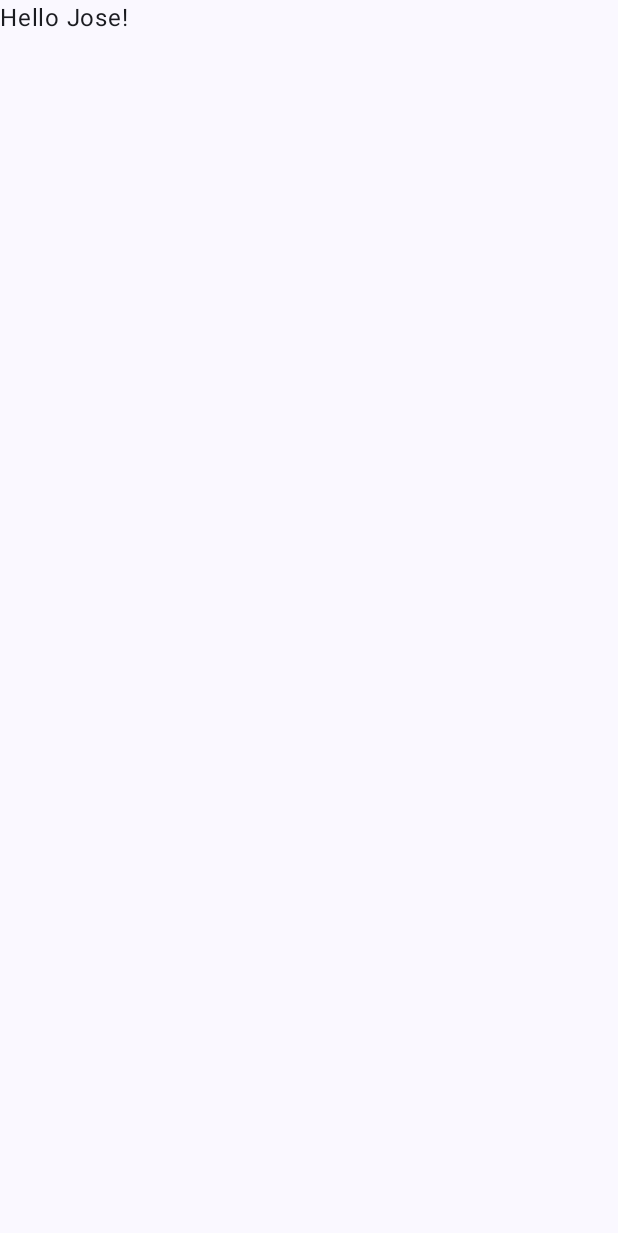
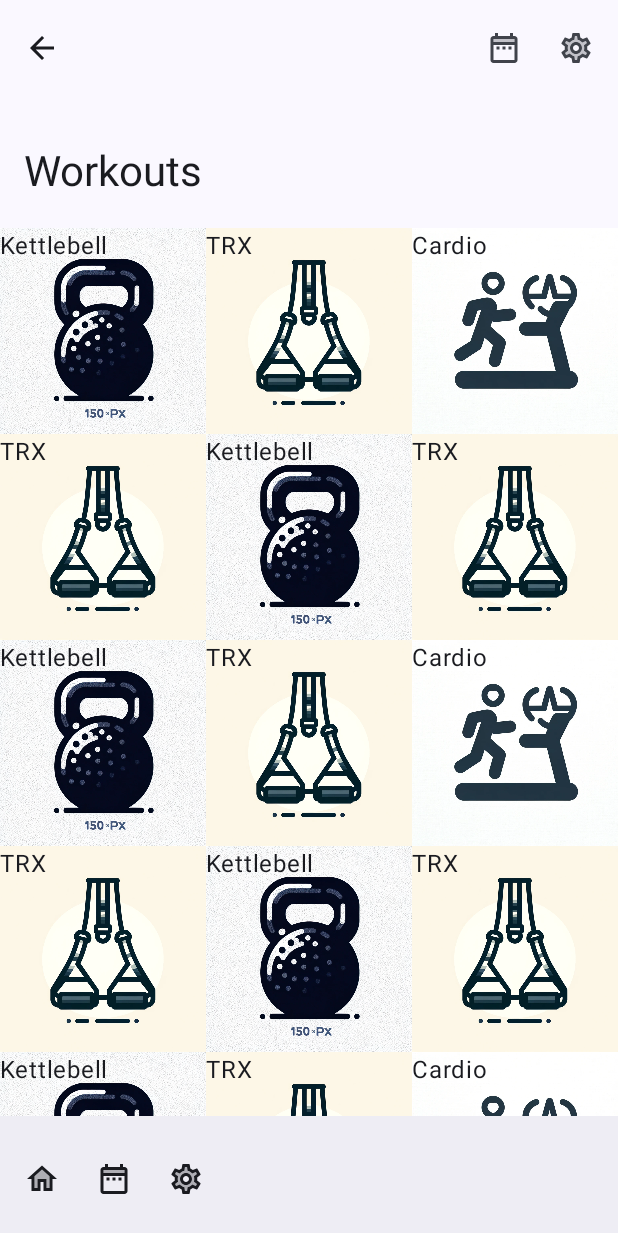
Before and after one commit to josemontecastelo/workouts, an Android app built with Jetpack Compose: the screen it shows after launch (MainActivity), on a phone screen of 412 x 824 dp. Before the commit the part shown is almost empty. Shown: the top 1233 px of the screen. Run offline under Robolectric (Android 15) with nearby library versions, the phone set to English and light mode, and no system bars.

Commit message:
Añadiendo UI en Compose

```diff
--- a/app/src/main/java/com/josealfonsomora/workouts/MainActivity.kt
+++ b/app/src/main/java/com/josealfonsomora/workouts/MainActivity.kt
@@ -1,46 +1,170 @@
+@file:OptIn(ExperimentalMaterial3Api::class)
+
 package com.josealfonsomora.workouts
 
 import android.os.Bundle
 import androidx.activity.ComponentActivity
 import androidx.activity.compose.setContent
-import androidx.compose.foundation.layout.fillMaxSize
-import androidx.compose.material3.MaterialTheme
-import androidx.compose.material3.Surface
-import androidx.compose.material3.Text
+import androidx.annotation.DrawableRes
+import androidx.compose.foundation.Image
+import androidx.compose.foundation.layout.Box
+import androidx.compose.foundation.layout.padding
+import androidx.compose.foundation.lazy.grid.GridCells
+import androidx.compose.foundation.lazy.grid.LazyVerticalGrid
+import androidx.compose.material3.Scaffold
 import androidx.compose.runtime.Composable
 import androidx.compose.ui.Modifier
-import androidx.compose.ui.tooling.preview.Preview
 import com.josealfonsomora.workouts.ui.theme.WorkoutsTheme
+import androidx.compose.foundation.lazy.grid.items
+import androidx.compose.material.icons.Icons
+import androidx.compose.material.icons.twotone.ArrowBack
+import androidx.compose.material.icons.twotone.DateRange
+import androidx.compose.material.icons.twotone.Home
+import androidx.compose.material.icons.twotone.Settings
+import androidx.compose.material3.BottomAppBar
+import androidx.compose.material3.ExperimentalMaterial3Api
+import androidx.compose.material3.Icon
+import androidx.compose.material3.IconButton
+import androidx.compose.material3.LargeTopAppBar
+import androidx.compose.material3.MediumTopAppBar
+import androidx.compose.material3.Text
+import androidx.compose.material3.TopAppBarDefaults
+import androidx.compose.material3.TopAppBarScrollBehavior
+import androidx.compose.material3.rememberTopAppBarState
+import androidx.compose.ui.input.nestedscroll.nestedScroll
+import androidx.compose.ui.res.painterResource
 
 class MainActivity : ComponentActivity() {
     override fun onCreate(savedInstanceState: Bundle?) {
         super.onCreate(savedInstanceState)
         setContent {
             WorkoutsTheme {
-                // A surface container using the 'background' color from the theme
-                Surface(
-                    modifier = Modifier.fillMaxSize(),
-                    color = MaterialTheme.colorScheme.background
-                ) {
-                    Greeting("Jose")
+                val scrollBehavior = TopAppBarDefaults.enterAlwaysScrollBehavior(rememberTopAppBarState())
+                Scaffold(
+                    modifier = Modifier.nestedScroll(scrollBehavior.nestedScrollConnection),
+                    topBar = {
+                        WorkoutsTopAppBar(scrollBehavior = scrollBehavior)
+                    },
+                    bottomBar = {
+                        WorkoutsBottomAppBar()
+                    },
+                ) { paddingValues ->
+                    WorkoutScreen(modifier = Modifier.padding(paddingValues))
                 }
+            }
+        }
+    }
+
+    @Composable
+    private fun WorkoutScreen(
+        modifier: Modifier = Modifier
+    ) {
+        val workouts = listOf(
+            Workout("Kettlebell", R.drawable.kettlebell),
+            Workout("TRX", R.drawable.trx),
+            Workout("Cardio", R.drawable.cardio),
+            Workout("TRX", R.drawable.trx),
+            Workout("Kettlebell", R.drawable.kettlebell),
+            Workout("TRX", R.drawable.trx),
+            Workout("Kettlebell", R.drawable.kettlebell),
+            Workout("TRX", R.drawable.trx),
+            Workout("Cardio", R.drawable.cardio),
+            Workout("TRX", R.drawable.trx),
+            Workout("Kettlebell", R.drawable.kettlebell),
+            Workout("TRX", R.drawable.trx),
+            Workout("Kettlebell", R.drawable.kettlebell),
+            Workout("TRX", R.drawable.trx),
+            Workout("Cardio", R.drawable.cardio),
+            Workout("TRX", R.drawable.trx),
+            Workout("Kettlebell", R.drawable.kettlebell),
+            Workout("TRX", R.drawable.trx),
+            Workout("Kettlebell", R.drawable.kettlebell),
+            Workout("TRX", R.drawable.trx),
+            Workout("Cardio", R.drawable.cardio),
+            Workout("TRX", R.drawable.trx),
+            Workout("Kettlebell", R.drawable.kettlebell),
+            Workout("TRX", R.drawable.trx),
+        )
+        LazyVerticalGrid(
+            modifier = modifier,
+            columns = GridCells.Fixed(3)){
+            items(workouts) { workout ->
+                WorkoutCard(name = workout.name, image = workout.image)
             }
         }
     }
 }
 
+
+data class Workout(val name:String, @DrawableRes val image: Int)
+
 @Composable
-fun Greeting(name: String, modifier: Modifier = Modifier) {
-    Text(
-        text = "Hello $name!",
-        modifier = modifier
-    )
+fun WorkoutCard(name: String, @DrawableRes image: Int) {
+    Box{
+        Image(
+            painter = painterResource(id = image),
+            contentDescription = "Workout image",
+        )
+        Text(text = name)
+    }
 }
 
-@Preview(showBackground = true)
 @Composable
-fun GreetingPreview() {
-    WorkoutsTheme {
-        Greeting("Android")
-    }
+fun WorkoutsTopAppBar(
+    modifier: Modifier = Modifier,
+    scrollBehavior: TopAppBarScrollBehavior,
+) {
+//    TopAppBar(modifier = Modifier, title = { Text(text = "Workouts") })
+    LargeTopAppBar(
+        title = { Text(text = "Workouts") },
+        navigationIcon = {
+            IconButton(onClick = {}) {
+                Icon(imageVector = Icons.TwoTone.ArrowBack, contentDescription = "Workouts")
+            }
+        },
+        actions = {
+            IconButton(onClick = {}) {
+                Icon(imageVector = Icons.TwoTone.DateRange, contentDescription = "Custom")
+            }
+            IconButton(onClick = {}) {
+                Icon(imageVector = Icons.TwoTone.Settings, contentDescription = "Settings")
+            }
+        },
+        scrollBehavior = scrollBehavior
+    )
+//    MediumTopAppBar(
+//        title = { Text(text = "Workouts") }, navigationIcon = {
+//        IconButton(onClick = {}) {
+//            Icon(imageVector = Icons.TwoTone.ArrowBack, contentDescription = "Workouts")
+//        }
+//    }, actions = {
+//        IconButton(onClick = {}) {
+//            Icon(imageVector = Icons.TwoTone.DateRange, contentDescription = "Custom")
+//        }
+//        IconButton(onClick = {}) {
+//            Icon(imageVector = Icons.TwoTone.Settings, contentDescription = "Settings")
+//        }
+//    },
+//        scrollBehavior = scrollBehavior
+//    )
 }
+
+@Composable
+fun WorkoutsBottomAppBar(
+    modifier: Modifier = Modifier
+) {
+    BottomAppBar(
+        modifier = modifier,
+        actions = {
+        IconButton(onClick = {}) {
+            Icon(imageVector = Icons.TwoTone.Home, contentDescription = "Workouts")
+        }
+        IconButton(onClick = {}) {
+
+            Icon(imageVector = Icons.TwoTone.DateRange, contentDescription = "Custom")
+        }
+        IconButton(onClick = {}) {
+            Icon(imageVector = Icons.TwoTone.Settings, contentDescription = "Settings")
+        }
+    })
+}
```
Also changed, not shown: app/src/main/res/drawable/cardio.webp (added), app/src/main/res/drawable/kettlebell.webp (added), app/src/main/res/drawable/trx.webp (added), 5 other files.
